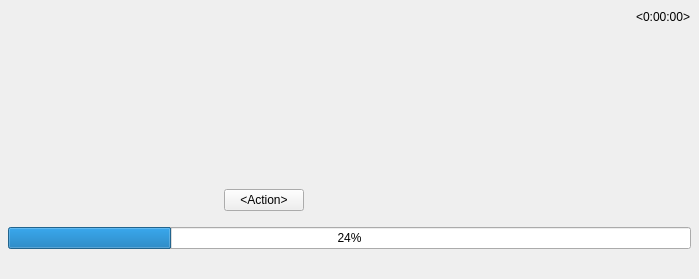
Above: vms/client/nx_vms_client_desktop/src/nx/vms/client/desktop/event_search/widgets/event_tile.ui from networkoptix/nx_open before the change. Below: the same form after it.
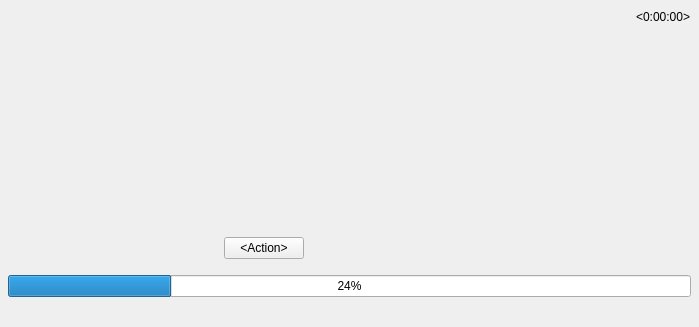
That is the form after the change. Custom widgets are drawn as their Qt base class.

Commit message:
VMS-12928: Wrong layout of the "Bookmark" tile
<==== Mercurial data ====>
Branch: vms_4.0_gui

What changed in the file:
```diff
--- a/vms/client/nx_vms_client_desktop/src/nx/vms/client/desktop/event_search/widgets/event_tile.ui
+++ b/vms/client/nx_vms_client_desktop/src/nx/vms/client/desktop/event_search/widgets/event_tile.ui
@@ -7,7 +7,7 @@
     <x>0</x>
     <y>0</y>
     <width>699</width>
-    <height>279</height>
+    <height>327</height>
    </rect>
   </property>
   <layout class="QVBoxLayout" name="verticalLayout">
@@ -110,19 +110,6 @@
         <property name="verticalSpacing">
          <number>4</number>
         </property>
-        <item row="2" column="0" colspan="2">
-         <widget class="QLabel" name="descriptionLabel">
-          <property name="text">
-           <string notr="true">&lt;Textual description of the event&gt;</string>
-          </property>
-          <property name="wordWrap">
-           <bool>true</bool>
-          </property>
-          <property name="openExternalLinks">
-           <bool>true</bool>
-          </property>
-         </widget>
-        </item>
         <item row="5" column="0" colspan="2">
          <widget class="QLabel" name="footerLabel">
           <property name="text">
@@ -136,7 +123,7 @@
           </property>
          </widget>
         </item>
-        <item row="3" column="0" colspan="2">
+        <item row="2" column="0" colspan="2">
          <widget class="QLabel" name="debugPreviewTimeLabel">
           <property name="text">
            <string notr="true">&lt;Debug preview time&gt;</string>
@@ -165,7 +152,7 @@
           </property>
          </widget>
         </item>
-        <item row="4" column="0" colspan="2">
+        <item row="3" column="0" colspan="2">
          <widget class="QWidget" name="narrowHolder" native="true">
           <layout class="QVBoxLayout" name="verticalLayout_4">
            <property name="spacing">
@@ -362,6 +349,19 @@
           </layout>
          </widget>
         </item>
+        <item row="4" column="0" colspan="2">
+         <widget class="QLabel" name="descriptionLabel">
+          <property name="text">
+           <string notr="true">&lt;Textual description of the event&gt;</string>
+          </property>
+          <property name="wordWrap">
+           <bool>true</bool>
+          </property>
+          <property name="openExternalLinks">
+           <bool>true</bool>
+          </property>
+         </widget>
+        </item>
        </layout>
       </item>
      </layout>
```
